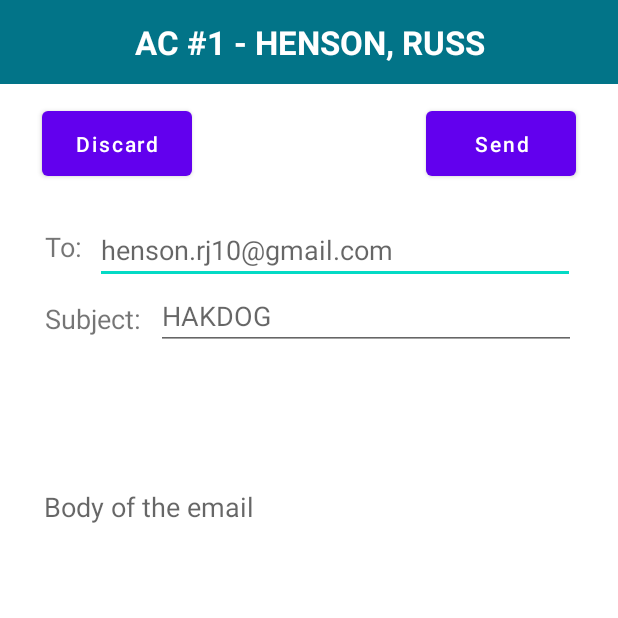
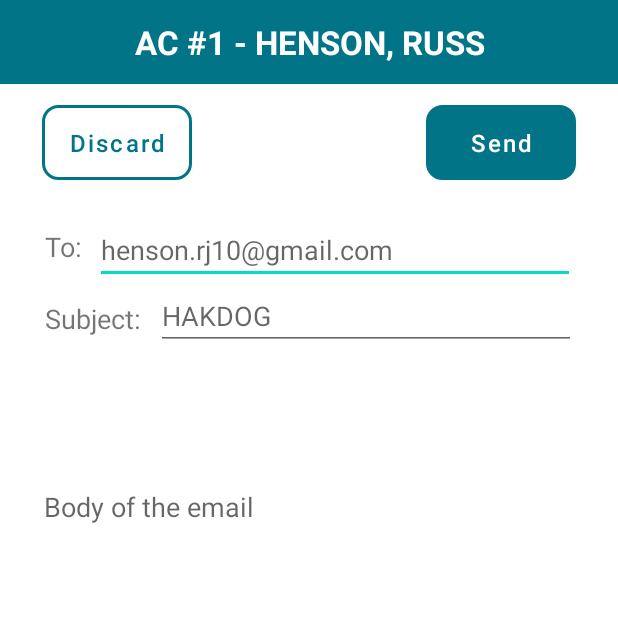
Before and after one commit to russhenson/AndroidChallenge1, an Android app: the NewEmailActivity screen opened directly, with no data from a screen before it, on a phone screen of 412 x 824 dp, the top half of it. Run offline under Robolectric (Android 15) with nearby library versions, the phone set to English and light mode, and no system bars.

Commit message:
updated layout

```diff
--- /dev/null
+++ b/app/src/main/res/drawable/button_border.xml
@@ -0,0 +1,6 @@
+<?xml version="1.0" encoding="UTF-8"?>
+<shape xmlns:android="http://schemas.android.com/apk/res/android">
+    <solid android:color="#FFFFFF"/>
+    <stroke android:width="2dp" android:color="#027488" />
+    <corners android:radius="10dip"/>
+</shape>
--- /dev/null
+++ b/app/src/main/res/drawable/button_color.xml
@@ -0,0 +1,6 @@
+<?xml version="1.0" encoding="UTF-8"?>
+<shape xmlns:android="http://schemas.android.com/apk/res/android">
+    <solid android:color="#027488"/>
+    <stroke android:width="2dp" android:color="#027488" />
+    <corners android:radius="10dip"/>
+</shape>
--- a/app/src/main/res/layout/activity_new_email.xml
+++ b/app/src/main/res/layout/activity_new_email.xml
@@ -26,15 +26,20 @@
   <Button
       android:id="@+id/discardBtn"
       android:layout_width="100dp"
-      android:layout_height="55dp"
-      android:layout_marginTop="12dp"
+      android:layout_height="50dp"
       android:layout_marginLeft="28dp"
+      android:layout_marginTop="14dp"
+      android:background="@drawable/button_border"
       android:paddingLeft="0dp"
       android:paddingTop="0dp"
       android:paddingRight="0dp"
       android:paddingBottom="0dp"
       android:text="Discard"
       android:textAllCaps="false"
+      android:textColor="#027488"
+      android:textSize="16sp"
+      app:backgroundTint="@android:color/transparent"
+      app:backgroundTintMode="screen"
       app:layout_constraintEnd_toEndOf="parent"
       app:layout_constraintHorizontal_bias="0.0"
       app:layout_constraintStart_toStartOf="parent"
@@ -43,15 +48,19 @@
   <Button
       android:id="@+id/sendBtn"
       android:layout_width="100dp"
-      android:layout_height="55dp"
+      android:layout_height="50dp"
+      android:layout_marginTop="14dp"
       android:layout_marginRight="28dp"
-      android:layout_marginTop="12dp"
+      android:background="@drawable/button_color"
       android:paddingLeft="0dp"
       android:paddingTop="0dp"
       android:paddingRight="0dp"
       android:paddingBottom="0dp"
       android:text="Send"
       android:textAllCaps="false"
+      android:textSize="16sp"
+      app:backgroundTint="@android:color/transparent"
+      app:backgroundTintMode="screen"
       app:layout_constraintEnd_toEndOf="parent"
       app:layout_constraintHorizontal_bias="1.0"
       app:layout_constraintStart_toStartOf="parent"
--- a/app/src/main/res/layout/email_layout.xml
+++ b/app/src/main/res/layout/email_layout.xml
@@ -16,7 +16,8 @@
         android:textAllCaps="true"
         android:textColor="#FB5757"
         android:textSize="16sp"
-        android:textStyle="bold" />
+        android:textStyle="bold"
+        android:visibility="invisible" />
 
     <LinearLayout
         android:layout_width="match_parent"
```
Also changed, not shown: app/src/main/java/com/mobdeve/hensonruss/androidchallenge1/MainActivity.java (+26 -0 lines), app/src/main/res/layout/activity_main.xml (+12 -4 lines).
